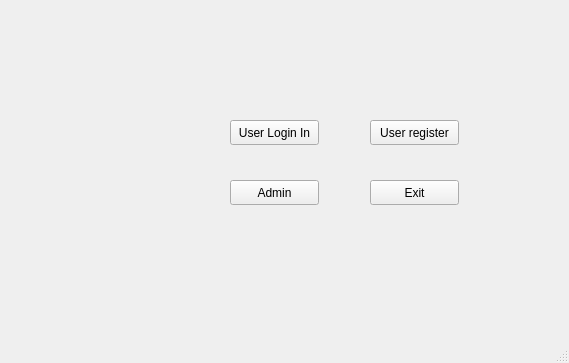
Qt form mainwindow.ui (ytlp/QT-c2c) before a commit.
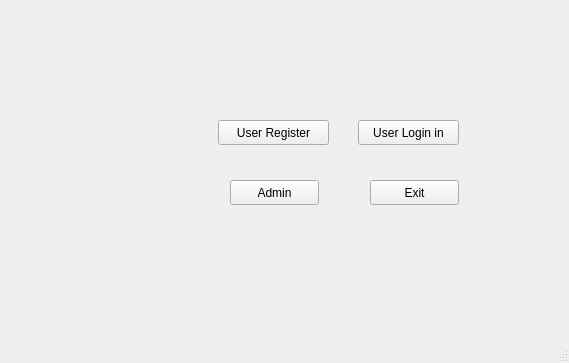
The same form after that commit.

Diff of the .ui file:
```diff
--- a/mainwindow.ui
+++ b/mainwindow.ui
@@ -17,27 +17,27 @@
    <widget class="QPushButton" name="pushButton">
     <property name="geometry">
      <rect>
-      <x>230</x>
+      <x>218</x>
       <y>120</y>
-      <width>89</width>
+      <width>111</width>
       <height>25</height>
      </rect>
     </property>
     <property name="text">
-     <string>User Login In</string>
+     <string>User Register</string>
     </property>
    </widget>
    <widget class="QPushButton" name="pushButton_2">
     <property name="geometry">
      <rect>
-      <x>370</x>
+      <x>358</x>
       <y>120</y>
-      <width>89</width>
+      <width>101</width>
       <height>25</height>
      </rect>
     </property>
     <property name="text">
-     <string>User register</string>
+     <string>User Login in</string>
     </property>
    </widget>
    <widget class="QPushButton" name="pushButton_3">
```
